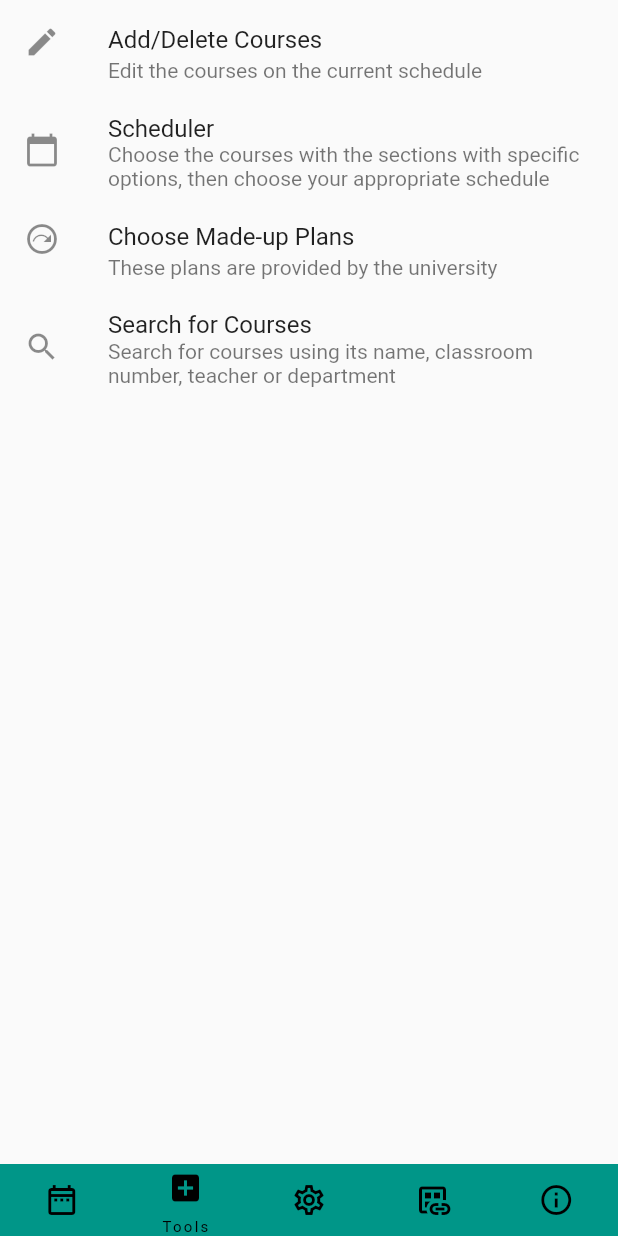
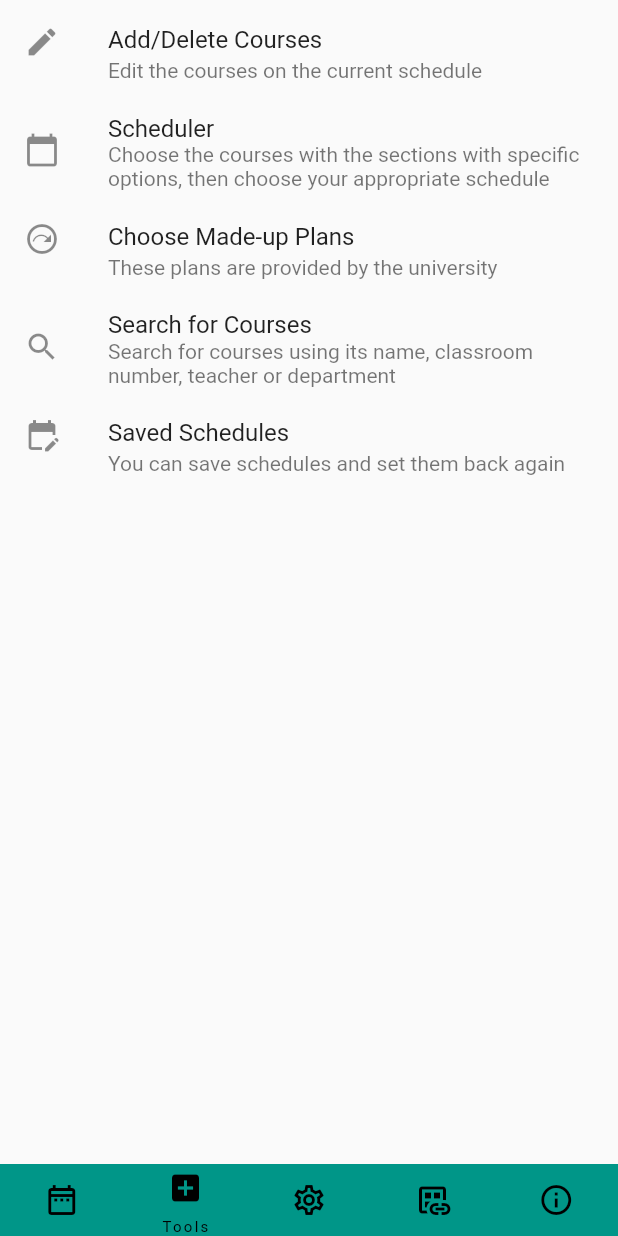
Before and after one commit to Hasan-Amkieh/ders_program_test, a Flutter app: the screen it shows after launch, item 2 of the bottom bar chosen, on a phone screen of 412 x 824 dp. Run offline on Flutter 3.47's test engine with Material 2 defaults, Android fonts, the phone set to English and light mode, and no system bars; our stand-ins replace flutter_spinkit, get_storage; missing offline and left inert: flutter_inappwebview.

Commit message:
Added Links, courses dialog in the schedule page and the department setting

```diff
--- a/lib/home.dart
+++ b/lib/home.dart
@@ -1,7 +1,11 @@
+import 'package:ders_program_test/subject.dart';
 import 'package:flutter/material.dart';
+import 'package:flutter/rendering.dart';
 import 'dart:ui';
 
 import 'package:url_launcher/url_launcher.dart';
+
+import 'main.dart';
 
 List<Color> coursesColorsLight = [ // light mode
   const Color.fromRGBO(128, 105, 103, 1.0),
@@ -184,10 +188,52 @@ class HomeState extends State<Home> {
       ),
     ];
 
+    // TODO:
+    // NOTE: This is the AlertDialog that is used for the showing the course info:
+    var showCourseInfo = (Subject subject) => showDialog(context: context,
+        builder: (context) => AlertDialog(
+          title: Text("MATH151(1)"),
+          content: Builder(
+            builder: (context) {
+              return Container(
+                height: height * 0.4,
+                child: Scrollbar( // Just to make the scrollbar viewable
+                  thumbVisibility: true,
+                  child: ListView(
+                    children: [
+                      ListTile(
+                        title: Row(children: [Expanded(child: Text("Name: MATH151(1) - Calculus 1"))]),
+                        onTap: null,
+                      ),
+                      ListTile(
+                        title: Row(children: [Expanded(child: Text("Classroom: B1029"))]),
+                        onTap: null,
+                      ),
+                      ListTile(
+                        title: Row(children: [Expanded(child: Text("Teachers: Shihan Bin Zahrawi"))]),
+                        onTap: null,
+                      ),
+                      ListTile(
+                        title: Row(children: [Expanded(child: Text("Departments: CMPE 1 Reg."))]),
+                        onTap: null,
+                      ),
+                    ],
+                  ),
+                ));
+            }
+          ),
+        actions: [
+          TextButton(onPressed: () => print("To do this part in future"), child: Text("EDIT"))
+        ],
+      ),
+    );
+
+    Subject emptySubject = Subject(classCode: "classCode", departments: ["departments"], teacherCodes: [["teacherCodes"]], hours: [1, 2, 3], bgnPeriods: [1,2, 3], days: [1,2 ,3], classrooms: [[]]);
+
     // NOTE: This is how I add courses:
-    coursesList.add(Positioned(child: TextButton(onPressed: () {}, child: Text("MATH152"), style: ButtonStyle(backgroundColor: MaterialStateProperty.all(Colors.red.shade800))), width: colWidth, height: rowHeight * 2, left: colWidth, top: rowHeight + 2 * (1 - 1)));
-    coursesList.add(Positioned(child: TextButton(onPressed: () {}, child: Text("PHYS102"), style: ButtonStyle(backgroundColor: MaterialStateProperty.all(Colors.orange.shade800))), width: colWidth, height: rowHeight,left: colWidth * 2, top: rowHeight * 3 + 2 * (3 - 1)));
-    coursesList.add(Positioned(child: TextButton(onPressed: () {}, child: Text("CMPE134"), style: ButtonStyle(backgroundColor: MaterialStateProperty.all(Colors.pink.shade800))), width: colWidth, height: rowHeight,left: colWidth * 3, top: rowHeight * 6 + 2 * (6 - 1)));
+    coursesList.add(Positioned(child: TextButton(onPressed: () => showCourseInfo(emptySubject), child: Text("MATH152"), style: ButtonStyle(backgroundColor: MaterialStateProperty.all(Colors.red.shade800))), width: colWidth, height: rowHeight * 2, left: colWidth, top: rowHeight + 2 * (1 - 1)));
+    coursesList.add(Positioned(child: TextButton(onPressed: () => showCourseInfo(emptySubject), child: Text("PHYS102"), style: ButtonStyle(backgroundColor: MaterialStateProperty.all(Colors.orange.shade800))), width: colWidth, height: rowHeight,left: colWidth * 2, top: rowHeight * 3 + 2 * (3 - 1)));
+    coursesList.add(Positioned(child: TextButton(onPressed: () => showCourseInfo(emptySubject), child: Text("CMPE134"), style: ButtonStyle(backgroundColor: MaterialStateProperty.all(Colors.pink.shade800))), width: colWidth, height: rowHeight,left: colWidth * 3, top: rowHeight * 6 + 2 * (6 - 1)));
 
     Widget schedulePage = Stack(
         children: [
@@ -211,7 +257,6 @@ class HomeState extends State<Home> {
       children: [
         ListTile(
           onTap: () {
-            // TODO:
             ;
           },
           title: Text('Add/Delete Courses'),
@@ -244,12 +289,61 @@ class HomeState extends State<Home> {
           subtitle: Text('Search for courses using its name, classroom number, teacher or department'),
           leading: Icon(Icons.search),
         ),
+        ListTile(
+          onTap: () {
+            ;
+          },
+          title: Text('Saved Schedules'),
+          subtitle: Text('You can save schedules and set them back again'),
+          leading: Icon(Icons.edit_calendar),
+        ),
       ],
     );
 
+    /*
+    * ropdownButton<String>(
+      value: dropdownValue,
+      icon: const Icon(Icons.arrow_downward),
+      elevation: 16,
+      style: const TextStyle(color: Colors.deepPurple),
+      underline: Container(
+        height: 2,
+        color: Colors.deepPurpleAccent,
+      ),
+      onChanged: (String? newValue) {
+        setState(() {
+          dropdownValue = newValue!;
+        });
+      },
+      items: <String>['One', 'Two', 'Free', 'Four']
+          .map<DropdownMenuItem<String>>((String value) {
+        return DropdownMenuItem<String>(
+          value: value,
+          child: Text(value),
+        );
+      }).toList(),
+    );*/
+
     Widget settingsPage = ListView(
+      padding: EdgeInsets.all(width * 0.1),
       children: [
-
+          Row(
+            children: [
+              Text("Department"),
+              SizedBox(width: width * 0.1,),
+              DropdownButton<String>(
+                value: Main.department,
+                items: Main.departments.keys.map<DropdownMenuItem<String>>((String value) {
+                  return DropdownMenuItem(value: value, child: Text(value),);
+                }).toList(),
+                onChanged: (String? newValue) {
+                  setState(() {
+                    Main.department = newValue!;
+                  });
+                },
+              )
+            ],
+          )
       ],
     );
 
@@ -275,6 +369,17 @@ class HomeState extends State<Home> {
           title: Text('Atacs'),
           onTap: () async {
             const url = 'https://atacs.atilim.edu.tr/Anasayfa/Student';
+            if (await canLaunch(url)) {
+              await launch(url);
+            } else {
+              throw 'Could not launch $url';
+            }
+          },
+        ),
+        ListTile(
+          title: Text("School's Schedules"),
+          onTap: () async {
+            const url = 'https://www.atilim.edu.tr/en/dersprogrami';
             if (await canLaunch(url)) {
               await launch(url);
             } else {
--- a/lib/main.dart
+++ b/lib/main.dart
@@ -10,11 +10,19 @@ import 'package:ders_program_test/subject.dart';
 
 class Main {
 
+  static const Map<String, String> departments = { // TODO: Complete the following list:
+    "CMPE" : "Computer Engineering",
+    "ME" : "Mechanical Engineering",
+    "EE": "Energy Engineering",
+
+  };
+
   static final settingsUnit = GetStorage("settings");
   static DateTime lastUpdate = DateTime.now();
   static bool toUpdate = false;
   static bool isDark = false;
   static final hourUpdate = 12; // if the time has passed for these hours since the last update, then make an update
+  static String department = "CMPE";
 
   static List<Semester> semesters = []; // each semester contains the subjects with their details
 
```
